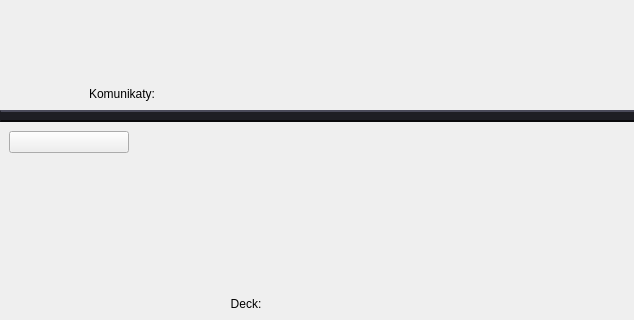
OlejPalmowy/gra_karciana, file BossRaid/mainwindow.ui: the form before one commit; both pictures show x 0 to 634 and y 285 to 605 of the 971 by 605 pixel window.
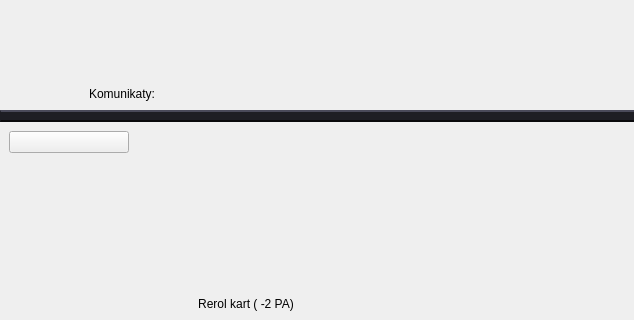
The form after the commit. Icons and pictures are not drawn.

```diff
--- a/BossRaid/mainwindow.ui
+++ b/BossRaid/mainwindow.ui
@@ -418,7 +418,7 @@
            <item>
             <widget class="QLabel" name="deckText">
              <property name="text">
-              <string>Deck:</string>
+              <string>Rerol kart ( -2 PA)</string>
              </property>
              <property name="alignment">
               <set>Qt::AlignmentFlag::AlignCenter</set>
```
